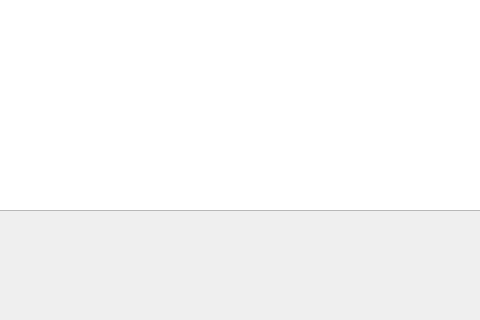
Before: the Qt Designer form process_monitor/process_monitor_GUI.ui in XDZhelheim/cs302-process-memory-tracker, drawn with Qt 5; both pictures show x 0 to 480 and y 430 to 750 of the 600 by 750 pixel window.
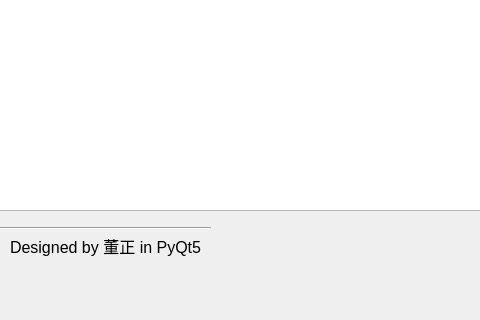
After: the same form once the commit is applied.

Commit message: sort by column

Diff of the .ui file:
```diff
--- a/process_monitor/process_monitor_GUI.ui
+++ b/process_monitor/process_monitor_GUI.ui
@@ -82,6 +82,37 @@
      <string>结束进程</string>
     </property>
    </widget>
+   <widget class="QLabel" name="label">
+    <property name="geometry">
+     <rect>
+      <x>10</x>
+      <y>660</y>
+      <width>201</width>
+      <height>31</height>
+     </rect>
+    </property>
+    <property name="font">
+     <font>
+      <pointsize>12</pointsize>
+     </font>
+    </property>
+    <property name="text">
+     <string>Designed by 董正 in PyQt5</string>
+    </property>
+   </widget>
+   <widget class="Line" name="line">
+    <property name="geometry">
+     <rect>
+      <x>0</x>
+      <y>650</y>
+      <width>211</width>
+      <height>16</height>
+     </rect>
+    </property>
+    <property name="orientation">
+     <enum>Qt::Horizontal</enum>
+    </property>
+   </widget>
   </widget>
   <widget class="QMenuBar" name="menubar">
    <property name="geometry">
```
The commit also changes 2 other files.
